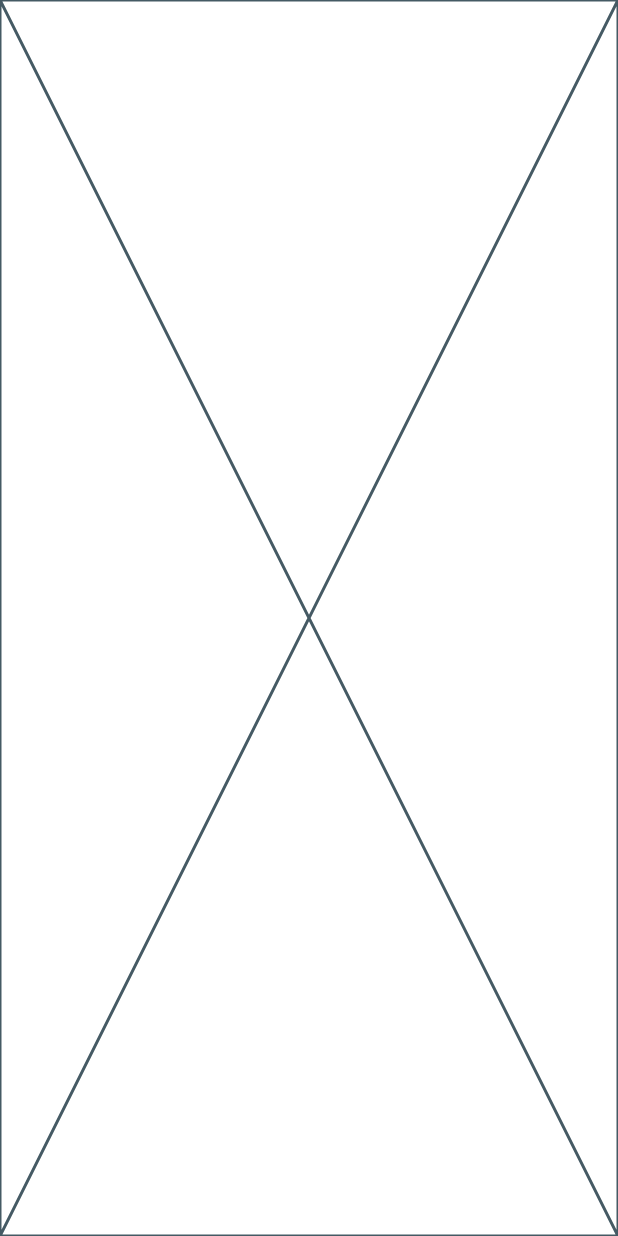
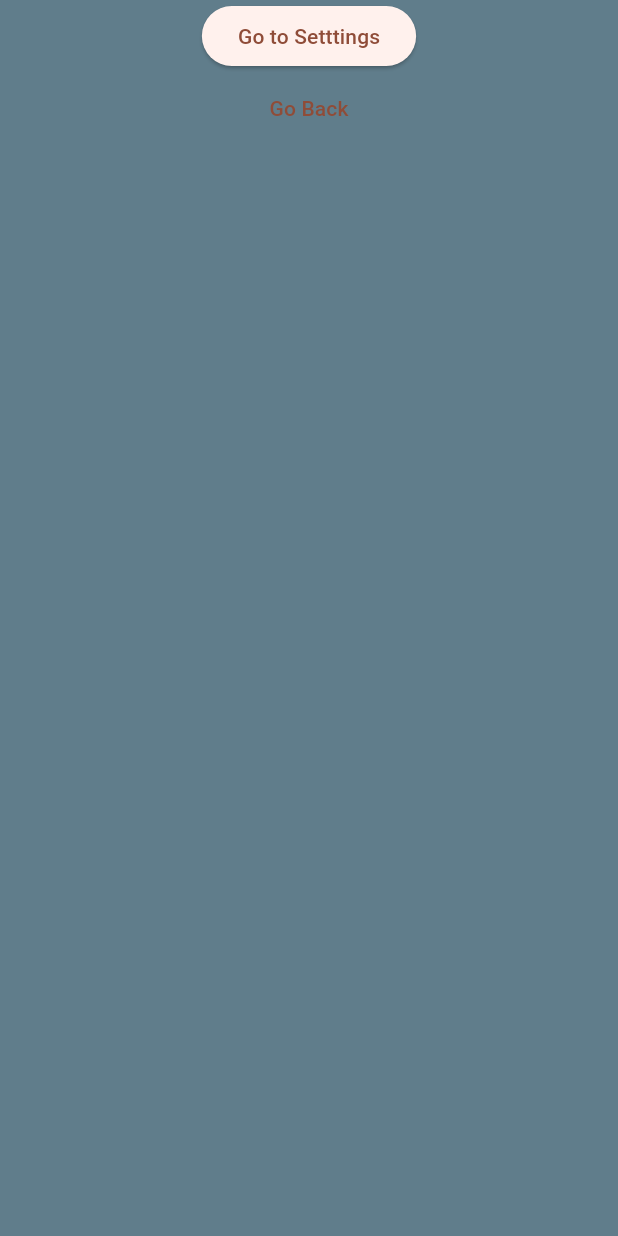
Before and after one commit to sipamungkas/flutter-todo-app-hive-db, a Flutter app: the screen it shows after launch, on a phone screen of 412 x 824 dp. Run offline on Flutter 3.47's test engine with Material 2 defaults, Android fonts, the phone set to English and light mode, and no system bars; our stand-ins replace go_router.

Commit message:
chore: GoRouter setup, structure, observer(debugging) setup

```diff
--- a/lib/application/app/basic_app.dart
+++ b/lib/application/app/basic_app.dart
@@ -1,10 +1,32 @@
 import 'package:flutter/material.dart';
+import 'package:flutter_localizations/flutter_localizations.dart';
+import 'package:todo_sip/application/core/routes.dart';
 
 class BasicApp extends StatelessWidget {
   const BasicApp({super.key});
 
   @override
   Widget build(BuildContext context) {
-    return const Placeholder();
+    return MaterialApp.router(
+      title: 'To Do App',
+      localizationsDelegates: const [
+        ...GlobalMaterialLocalizations.delegates,
+        GlobalWidgetsLocalizations.delegate,
+      ],
+      themeMode: ThemeMode.system,
+      theme: ThemeData.from(
+        useMaterial3: true,
+        colorScheme: ColorScheme.fromSeed(
+          seedColor: Colors.deepOrange,
+          brightness: Brightness.light,
+        ),
+      ),
+      darkTheme: ThemeData.from(
+        colorScheme: ColorScheme.fromSeed(
+          seedColor: Colors.deepOrange,
+        ),
+      ),
+      routerConfig: routes,
+    );
   }
 }
--- /dev/null
+++ b/lib/application/core/routes.dart
@@ -0,0 +1,65 @@
+import 'package:flutter/material.dart';
+import 'package:go_router/go_router.dart';
+import 'package:todo_sip/core/go_router_observer.dart';
+
+final GlobalKey<NavigatorState> _rootNavigatorKey =
+    GlobalKey<NavigatorState>(debugLabel: 'root');
+
+final routes = GoRouter(
+    navigatorKey: _rootNavigatorKey,
+    observers: [GoRouterObserver()], // remove it in production
+    initialLocation: '/home/start',
+    routes: [
+      GoRoute(
+        path: '/home/settings',
+        builder: (context, state) {
+          return Container(
+            color: Colors.amber,
+            child: Column(
+              children: [
+                ElevatedButton(
+                  onPressed: () => context.push('/home/start'),
+                  child: const Text('Go to Start'),
+                ),
+                TextButton(
+                  onPressed: () {
+                    if (context.canPop()) {
+                      context.pop();
+                    } else {
+                      context.push('/home/start');
+                    }
+                  },
+                  child: const Text('Go Back'),
+                ),
+              ],
+            ),
+          );
+        },
+      ),
+      GoRoute(
+        path: '/home/start',
+        builder: (context, state) {
+          return Container(
+            color: Colors.blueGrey,
+            child: Column(
+              children: [
+                ElevatedButton(
+                  onPressed: () => context.push('/home/settings'),
+                  child: const Text('Go to Setttings'),
+                ),
+                TextButton(
+                  onPressed: () {
+                    if (context.canPop()) {
+                      context.pop();
+                    } else {
+                      context.push('/home/settings');
+                    }
+                  },
+                  child: const Text('Go Back'),
+                ),
+              ],
+            ),
+          );
+        },
+      )
+    ]);
--- a/pubspec.yaml
+++ b/pubspec.yaml
@@ -12,8 +12,10 @@ environment:
 dependencies:
   flutter:
     sdk: flutter
-
+  flutter_localizations:
+    sdk: flutter
   cupertino_icons: ^1.0.5
+  go_router: ^8.0.5
 
 dev_dependencies:
   flutter_test:
```
Also changed, not shown: lib/core/go_router_observer.dart (added, +41 -0 lines), pubspec.lock.
